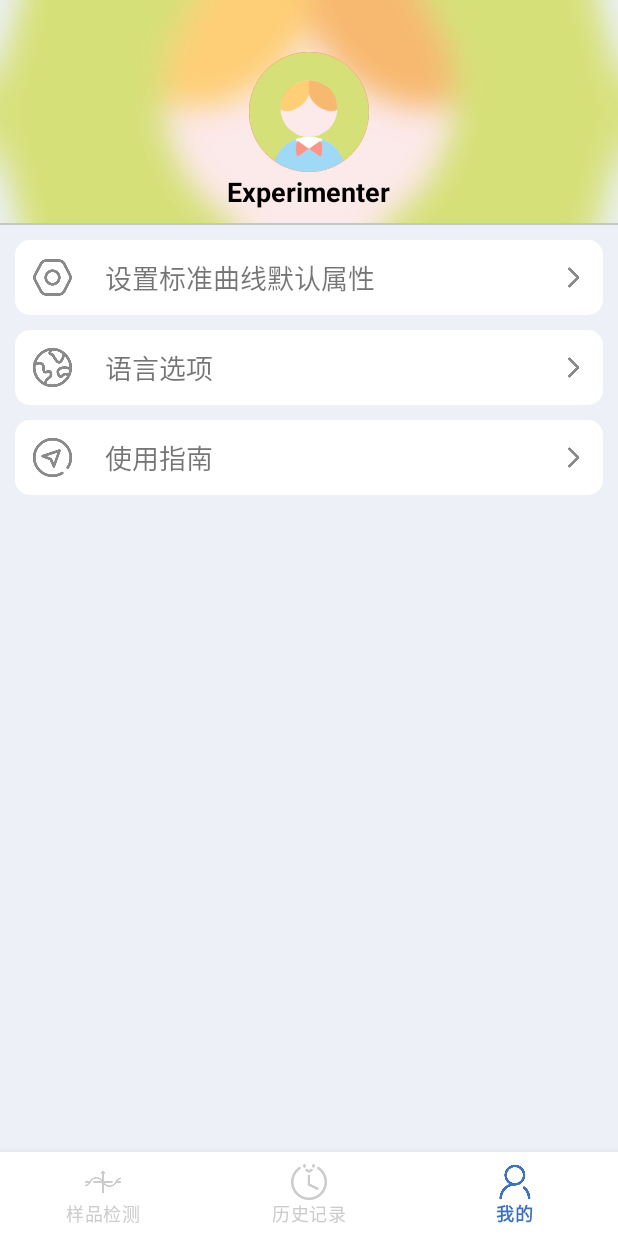
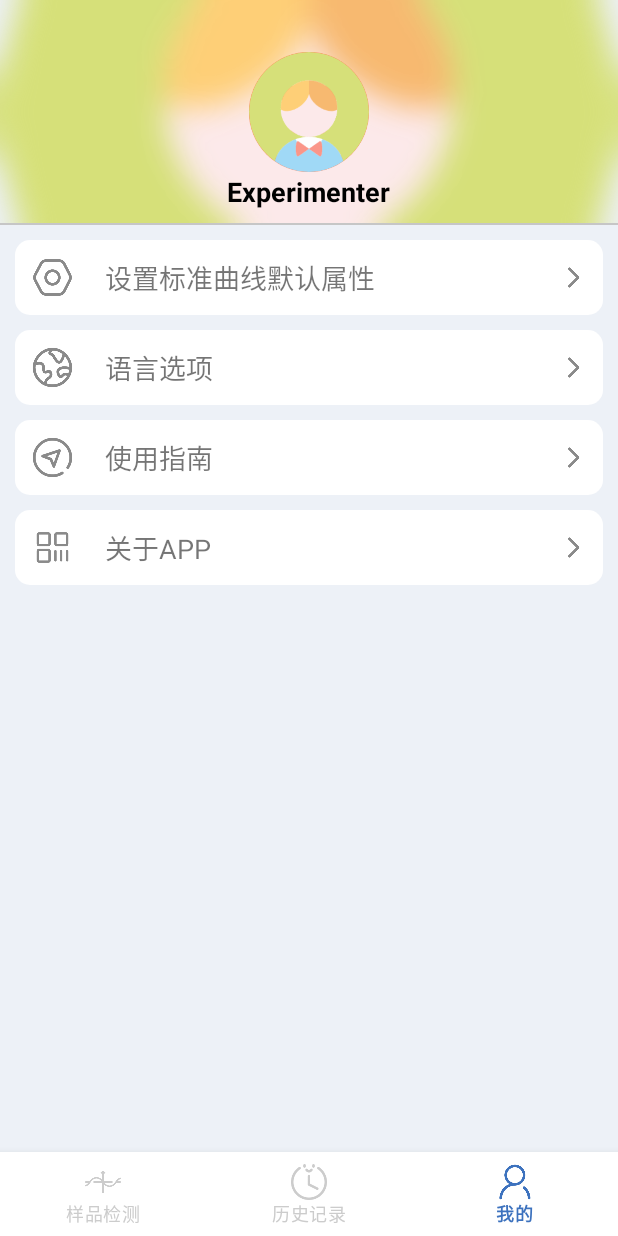
Before and after one commit to Fighting-duck/ChemicalTest, an Android app: the screen it shows after launch (BottomNavigationActivity), item 3 of the bottom bar chosen, on a phone screen of 412 x 824 dp. Run offline under Robolectric (Android 15) with nearby library versions, the phone set to English and light mode, and no system bars; our stand-ins replace Room's generated code; libraries missing offline, so code that uses them is left out: com.blankj.utilcode, com.github.mikephil.charting; 4 statements that could not run were skipped.

Commit message:
当应用首次启动时，生成默认样品

```diff
--- a/app/build.gradle
+++ b/app/build.gradle
@@ -19,12 +19,13 @@ android {
         //noinspection ExpiredTargetSdkVersion
         targetSdk 35
         versionCode 2
-        versionName "2.2"
+        versionName "2.3"
         //不能删
         ndk {
             abiFilters 'armeabi-v7a'
         }
         testInstrumentationRunner "androidx.test.runner.AndroidJUnitRunner"
+        buildConfigField("String", "VERSION_NAME", "\"$versionName\"")
     }
 
     // 自定义打包名称
@@ -48,6 +49,7 @@ android {
     }
     buildFeatures {
         viewBinding true
+        buildConfig true
     }
     dataBinding {
         enabled = true
--- a/app/src/main/java/com/lsy/chemicaltest_new/MyApplication.java
+++ b/app/src/main/java/com/lsy/chemicaltest_new/MyApplication.java
@@ -1,20 +1,35 @@
 package com.lsy.chemicaltest_new;
 
+import static com.blankj.utilcode.util.StringUtils.getString;
+
+import android.annotation.SuppressLint;
 import android.app.Application;
 import android.content.Context;
+import android.graphics.Bitmap;
+import android.graphics.BitmapFactory;
 import android.util.Log;
 
 import com.blankj.utilcode.util.Utils;
+import com.github.mikephil.charting.data.Entry;
 import com.lsy.chemicaltest_new.database.AppDatabase;
 import com.lsy.chemicaltest_new.domain.CurveSetting;
 import com.lsy.chemicaltest_new.domain.Experimenter;
+import com.lsy.chemicaltest_new.domain.Expression;
+import com.lsy.chemicaltest_new.domain.Point;
+import com.lsy.chemicaltest_new.domain.Sample;
+import com.lsy.chemicaltest_new.domain.StandardCurve;
 import com.lsy.chemicaltest_new.domain.language.ContextWrapper;
 import com.lsy.chemicaltest_new.database.SharePreferencesManager;
 import com.lsy.chemicaltest_new.utils.DynamicStringUtils;
+import com.lsy.chemicaltest_new.utils.PhotoUtil;
 import com.lsy.chemicaltest_new.utils.SavedDisplay;
 
+import java.text.SimpleDateFormat;
+import java.util.ArrayList;
+import java.util.Date;
 import java.util.LinkedList;
 import java.util.List;
+import java.util.Random;
 import java.util.concurrent.ExecutorService;
 import java.util.concurrent.Executors;
 import java.util.concurrent.TimeUnit;
@@ -42,6 +57,14 @@ public class MyApplication extends Application {
 
         // Application 中初始化
         DynamicStringUtils.init(Utils.getApp());
+
+        SharePreferencesManager sharePreferencesManager = new SharePreferencesManager(this);
+        if (sharePreferencesManager.isFirstLaunch()){ //若APP为首次启动
+           DB_EXECUTOR.execute(() -> {
+               initSampleExample(this);
+               sharePreferencesManager.setFirstLaunch(false);
+           });
+        }
 
     }
 
@@ -74,6 +97,7 @@ public class MyApplication extends Application {
         // 如果用户名未设置，初始化为 "Experimenter"
         if (userName == null || userName.isEmpty())
             sharePreferencesManager.setUserName("Experimenter");
+
         Log.d(TAG, "用户名: " + sharePreferencesManager.getUserName());
         super.attachBaseContext(ContextWrapper.wrap(base, languageCode));
     }
@@ -91,6 +115,157 @@ public class MyApplication extends Application {
        }
        else
            Log.d(TAG, "setCurveDefaultProperties: " + count);
+    }
+    /**
+     * 初始化样本数据
+     */
+    public void initSampleExample(Context context){
+        if (context == null) {
+            Log.e(TAG, "Context is null, cannot initialize sample example");
+            return;
+        }
+        try{
+            // 添加样本数据
+            Sample sample = new Sample();
+            sample.setName("天然轻质石油");
+            sample.setDescription("轻质油一般为褐色，也有棕黄色");
+            //保存图片
+            Bitmap image = BitmapFactory.decodeResource(context.getResources(), R.drawable.icon_example_sample);
+            String path = PhotoUtil.saveBitmapToFile(this, image, "sample_");
+            sample.setImagePath(path);
+            Long sample_id = DATABASE_INSTANCE.getSampleDao().add(sample);
+            // 随机生成三条直线点集,并保存在数据库中
+            Expression expression_elec = new Expression(1.235f, 0.567f);
+            Expression expression_thermal = new Expression(1.723f, 0.426f);
+            Expression expression_colo = new Expression(0.457f, 0.482f);
+            float minX = 0.0f;
+            float maxX = 10.0f;
+            float corr = 92.0f;
+            List<Point> points_elec = createPoints(expression_elec,minX, maxX, corr, 10);
+            List<Point> points_thermal = createPoints(expression_thermal,minX, maxX, corr, 10);
+            List<Point> points_colo = createPoints(expression_colo,minX, maxX, corr, 10);
+            List<Long> pointIds_elec = savePoints(points_elec);
+            List<Long> pointIds_thermal = savePoints(points_thermal);
+            List<Long> pointIds_colo = savePoints(points_colo);
+            // 添加样品的标准曲线
+            // 共同点
+            StandardCurve curve = new StandardCurve();
+            curve.setSample_id(Math.toIntExact(sample_id));
+            curve.setCORR(corr);
+            curve.setX_axis_unit(getString(R.string.unit_mol));
+            curve.setMin_CO(0.0f);
+            curve.setMax_CO(10.0f);
+            curve.setMinCorr(90.0f);
+            curve.setDescription("此曲线为随机生成！！");
+            // 1. 电信号曲线
+            curve.setName(sample.getName()+"-"+getString(R.string.elec)+"-标准直线");
+            curve.setType(1);
+            curve.setPoint_set(pointIds_elec.toString());
+            curve.setExpression(expression_elec.getK() + "," + expression_elec.getB());
+            curve.setY_axis_unit(getString(R.string.unit_mA));
+            DATABASE_INSTANCE.getStandardCurveDao().add(curve);
+            // 2. 比色曲线
+            curve.setName(sample.getName()+"-"+getString(R.string.colo)+"-标准直线");
+            curve.setType(2);
+            curve.setPoint_set(pointIds_colo.toString());
+            curve.setExpression(expression_colo.getK() + "," + expression_colo.getB());
+            curve.setY_axis_unit(getString(R.string.unit_blue));
+            DATABASE_INSTANCE.getStandardCurveDao().add(curve);
+            // 3. 光热曲线
+            curve.setName(sample.getName()+"-"+getString(R.string.thermal)+"-标准直线");
+            curve.setType(3);
+            curve.setPoint_set(pointIds_thermal.toString());
+            curve.setExpression(expression_thermal.getK() + "," + expression_thermal.getB());
+            curve.setY_axis_unit(getString(R.string.unit_degree));
+            DATABASE_INSTANCE.getStandardCurveDao().add(curve);
+        }
+        catch (Exception e){
+            Log.e(TAG, "addStandardCurve: " + e.getMessage());
+        }
+    }
+    /***
+     * 随机生成曲线y=kx+b的n个点,x取值范围（minx,maxX）并且这n个点的拟合系数为corr
+     * @param expression 曲线k,b
+     * @param minX x的最小值
+     * @param maxX x的最大值
+     * @param corr 目标相关系数(0到100之间)
+     * @param n 生成点的数量
+     * @return 生成的点集
+     */
+    @SuppressLint("SimpleDateFormat")
+    private List<Point> createPoints(Expression  expression, float minX, float maxX, float corr, int n) {
+        List<Point> points = new ArrayList<>();
+        Random random = new Random();
+
+        // 参数验证
+        if (minX >= maxX) {
+            throw new IllegalArgumentException("minX must be less than maxX");
+        }
+        if (n <= 0) {
+            throw new IllegalArgumentException("n must be a positive integer");
+        }
+        // 将0-100的相关系数转换为-1到1的范围
+        corr = Math.max(0, Math.min(100, corr)) / 100.0f;
+        // 确保不为±1，避免除零错误
+        corr = Math.max(-0.99f, Math.min(0.99f, corr));
+
+        // 生成均匀分布的x值
+        float[] xValues = new float[n];
+        float step = (maxX - minX) / (n - 1);
+        for (int i = 0; i < n; i++) {
+            xValues[i] = minX + i * step;
+        }
+
+        // 计算x的统计特性
+        float meanX = (minX + maxX) / 2;
+        float sumSqDevX = 0;
+        for (float x : xValues) {
+            sumSqDevX += (float) Math.pow(x - meanX, 2);
+        }
+        float stdX = (float) Math.sqrt(sumSqDevX / (n - 1));
+
+        // 计算所需的噪声标准差
+        float k = expression.getK();
+        float b = expression.getB();
+        float noiseStd = (float) (Math.abs(k) * stdX * Math.sqrt(1.0 / (corr * corr) - 1));
+
+        // 生成具有指定相关系数的点
+        long baseTime = System.currentTimeMillis();
+        for (int i = 0; i < n; i++) {
+            float x = xValues[i];
+
+            // 计算理论y值
+            float yTheoretical = k * x + b;
+
+            // 添加高斯噪声
+            float noise = (float) (random.nextGaussian() * noiseStd);
+            float y = yTheoretical + noise;
+
+            // 生成唯一时间戳
+            Date currentTime = new Date(baseTime + i * 1000L);
+            SimpleDateFormat formatter = new SimpleDateFormat("yyyy-MM-dd HH:mm");
+            String add_time = formatter.format(currentTime);
+
+            points.add(new Point(x, y, add_time));
+        }
+
+        return points;
+    }
+
+    /***
+     * 在数据库中保存曲线的point
+     * @return 所有point的id
+     */
+    private List<Long> savePoints(List<Point> pointList) {
+        long[] ids = DATABASE_INSTANCE.getPointDao().insertAllWithRollback(pointList);
+
+        // 将基本类型long数组转换为包装类型Long列表
+        List<Long> result = new ArrayList<>(ids.length);
+        for (long id : ids) {
+            result.add(id); // 自动装箱从long转换为Long
+        }
+
+        return result;
     }
 
     public boolean isUpdateHistory() {
--- a/app/src/main/java/com/lsy/chemicaltest_new/database/SharePreferencesManager.java
+++ b/app/src/main/java/com/lsy/chemicaltest_new/database/SharePreferencesManager.java
@@ -44,4 +44,14 @@ public class SharePreferencesManager {
     public String getAvatarPath() {
         return sharedPreferences.getString("avatarPath", null);
     }
+
+    // 是否首次启动
+    public void setFirstLaunch(Boolean isFirstLaunch) {
+        SharedPreferences.Editor editor = sharedPreferences.edit();
+        editor.putBoolean("isFirstLaunch", isFirstLaunch);
+        editor.apply();
+    }
+    public Boolean isFirstLaunch() {
+        return sharedPreferences.getBoolean("isFirstLaunch", true);
+    }
 }
--- a/app/src/main/java/com/lsy/chemicaltest_new/domain/Point.java
+++ b/app/src/main/java/com/lsy/chemicaltest_new/domain/Point.java
@@ -35,6 +35,14 @@ public class Point implements Parcelable {
         this.y_value = y_value;
         this.add_time = add_time;
     }
+
+    @Ignore
+    public Point(Float x_value, Float y_value, String add_time) {
+        this.x_value = x_value;
+        this.y_value = y_value;
+        this.add_time = add_time;
+    }
+
 
     // getters and setters
     public Integer getId() {
--- a/app/src/main/java/com/lsy/chemicaltest_new/fragments/MineFragment.java
+++ b/app/src/main/java/com/lsy/chemicaltest_new/fragments/MineFragment.java
@@ -26,6 +26,7 @@ import com.bumptech.glide.load.resource.bitmap.CircleCrop;
 import com.lsy.chemicaltest_new.MyApplication;
 import com.lsy.chemicaltest_new.R;
 import com.lsy.chemicaltest_new.activitys.BottomNavigationActivity;
+import com.lsy.chemicaltest_new.activitys.mine.AboutAppActivity;
 import com.lsy.chemicaltest_new.activitys.mine.CurveSettingActivity;
 import com.lsy.chemicaltest_new.activitys.mine.UseLanguageActivity;
 import com.lsy.chemicaltest_new.database.SharePreferencesManager;
@@ -90,6 +91,7 @@ public class MineFragment extends Fragment {
         mBinding.flSetting.setOnClickListener(this::onClick);
         mBinding.tvExperimenterName.setOnClickListener(this::onClick);
         mBinding.flUseLanguage.setOnClickListener(this::onClick);
+        mBinding.flAppDetails.setOnClickListener(this::onClick);
         mBinding.ivHeadPicture.setOnGestureListener(new GestureImageView.OnGestureListener() {
             @Override
             public void onSingleTap(View v) {
@@ -209,6 +211,10 @@ public class MineFragment extends Fragment {
             Intent intent = new Intent(mContext, UseLanguageActivity.class);
             mContext.startActivity(intent);
         }
+        else if (id == mBinding.flAppDetails.getId()) {
+            Intent intent = new Intent(mContext, AboutAppActivity.class);
+            mContext.startActivity(intent);
+        }
 
     }
 
--- a/app/src/main/res/layout/fragment_mine.xml
+++ b/app/src/main/res/layout/fragment_mine.xml
@@ -141,6 +141,36 @@
                 android:contentDescription="@string/enter"
                 tools:ignore="RtlHardcoded" />
         </FrameLayout>
+        <FrameLayout
+            android:id="@+id/fl_appDetails"
+            android:orientation="horizontal"
+            android:layout_width="match_parent"
+            android:layout_height="50dp"
+            android:background="@drawable/border_radius_10"
+            android:layout_marginTop="10dp"
+            android:paddingStart="10dp"
+            android:paddingEnd="10dp">
+            <ImageView
+                android:layout_width="30dp"
+                android:layout_height="30dp"
+                android:src="@drawable/icon_app_details"
+                android:layout_gravity="center_vertical"
+                android:contentDescription="@string/mine_aboutAPP"/>
+            <TextView
+                android:layout_width="wrap_content"
+                android:layout_height="wrap_content"
+                android:text="@string/mine_aboutAPP"
+                android:textSize="18sp"
+                android:layout_marginStart="50dp"
+                android:layout_gravity="center_vertical"/>
+            <ImageView
+                android:layout_width="20dp"
+                android:layout_height="30dp"
+                android:src="@drawable/icon_enter"
+                android:layout_gravity="right|center_vertical"
+                android:contentDescription="@string/enter"
+                tools:ignore="RtlHardcoded" />
+        </FrameLayout>
     </LinearLayout>
 
 </LinearLayout>
--- a/app/src/main/res/values/strings.xml
+++ b/app/src/main/res/values/strings.xml
@@ -191,6 +191,7 @@
     <string name="mine_image">头像:</string>
     <string name="mine_setting">设置标准曲线默认属性</string>
     <string name="mine_useGuide">使用指南</string>
+    <string name="mine_aboutAPP">关于APP</string>
     <string name="mine_useLanguage">语言选项</string>
     <string name="mine_update_success">更新成功</string>
     <string name="mine_update_fail">更新失败</string>
@@ -204,6 +205,9 @@
     <string name="title_useLanguage">语言选项</string>
     <string name="language_ch">中文(简体)</string>
     <string name="language_en">English</string>
+    <!--关于APP-->
+    <string name="title_aboutAPP">应用详情</string>
+    <string name="currentVersion">当前版本</string>
 
     <!--    关于万用表相关-->
     <string name="multimeter_Celsius">温度档(Celsius)</string>
@@ -375,5 +379,4 @@
     <string name="toast_permission_denyPermissions">以下权限被拒绝，功能可能受限: </string>
 
 
-
 </resources>
```
Also changed, not shown: app/src/main/AndroidManifest.xml (+5 -2 lines), app/src/main/java/com/lsy/chemicaltest_new/activitys/mine/AboutAppActivity.java (added, +60 -0 lines), app/src/main/java/com/lsy/chemicaltest_new/utils/CombinedChartUtils.java (+0 -17 lines), app/src/main/res/layout/activity_about_app.xml (added, +70 -0 lines), app/src/main/res/drawable-v24/icon_app_details.png (added), app/src/main/res/drawable-v24/icon_example_sample.png (added), app/src/main/res/drawable-v24/icon_version.png (added), 1 other file. Lines whose indentation alone changed are shown as unchanged.
